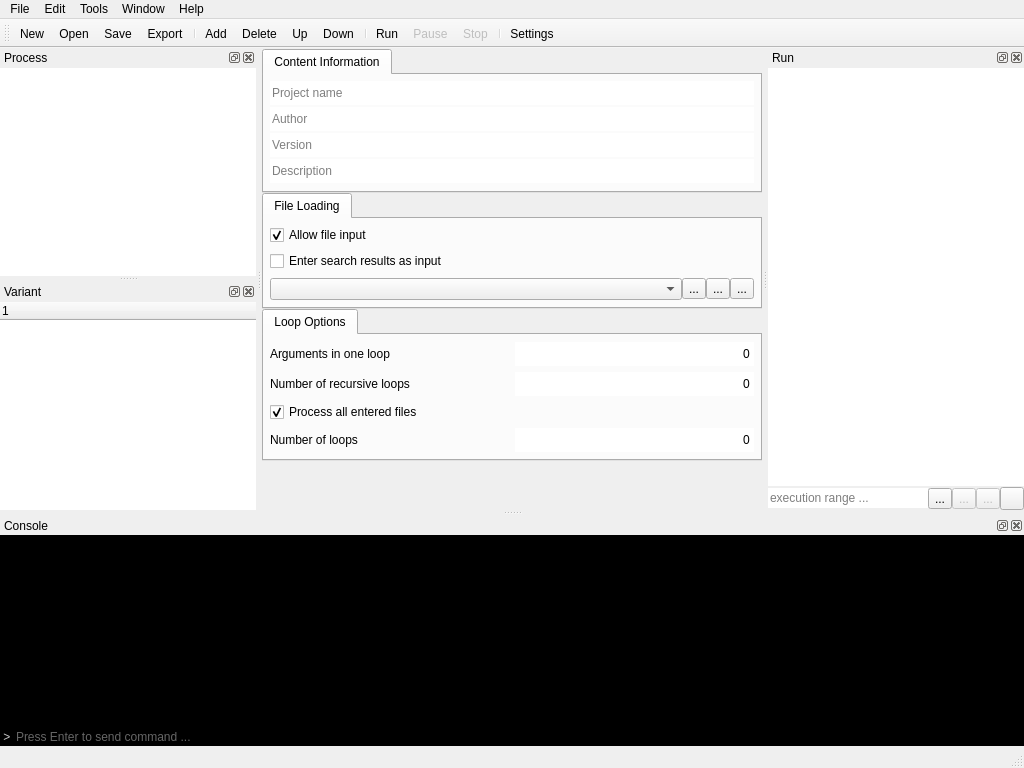
This is src/ProfileEditor/profileeditor.ui in karakirimu/AutoBatchTools as Qt 5 draws it before an edit. The edited form follows.
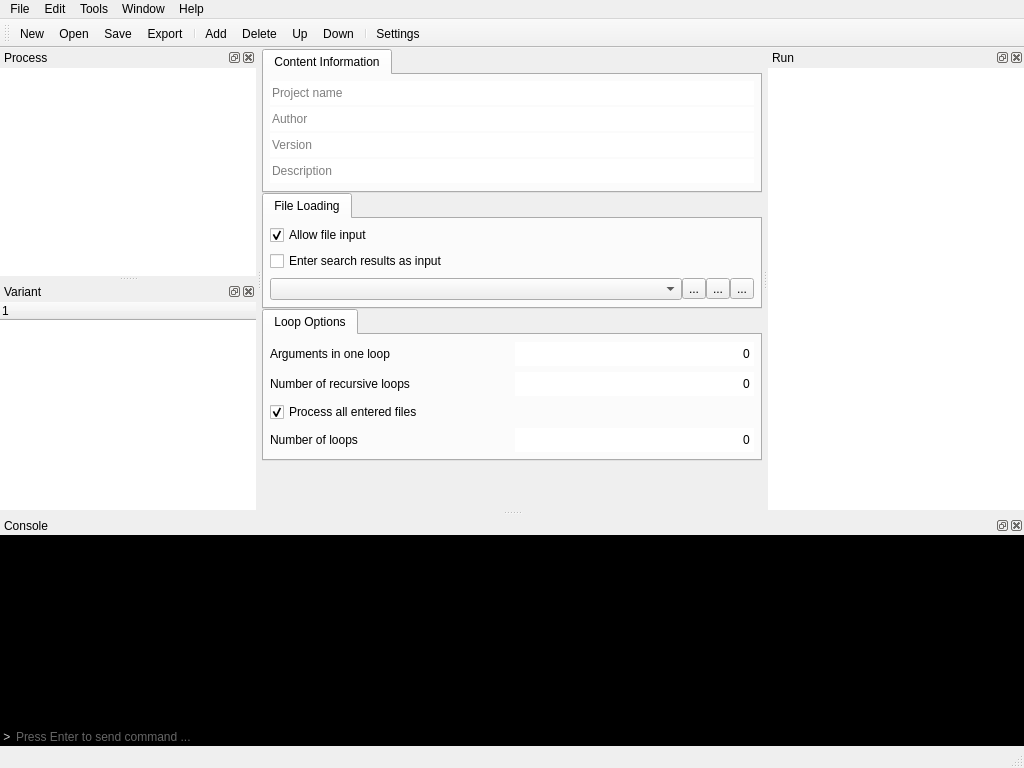
This is the edited form. The open tabs and pages were chosen to show the change. Icons and pictures are not drawn. Custom widgets are drawn as their Qt base class.

Commit message: [update] Run state managing buttons were moved to the top toolbar.

```diff
--- a/src/ProfileEditor/profileeditor.ui
+++ b/src/ProfileEditor/profileeditor.ui
@@ -1547,10 +1547,6 @@
    <addaction name="actionUpItem"/>
    <addaction name="actionDownItem"/>
    <addaction name="separator"/>
-   <addaction name="actionRun"/>
-   <addaction name="actionPause"/>
-   <addaction name="actionStop"/>
-   <addaction name="separator"/>
    <addaction name="actionSettings"/>
   </widget>
   <widget class="QStatusBar" name="statusBar"/>
@@ -1749,127 +1745,6 @@
           </property>
          </widget>
         </item>
-        <item>
-         <widget class="QFrame" name="ScopeFrame">
-          <property name="sizePolicy">
-           <sizepolicy hsizetype="Preferred" vsizetype="Fixed">
-            <horstretch>0</horstretch>
-            <verstretch>0</verstretch>
-           </sizepolicy>
-          </property>
-          <property name="minimumSize">
-           <size>
-            <width>0</width>
-            <height>0</height>
-           </size>
-          </property>
-          <property name="frameShape">
-           <enum>QFrame::NoFrame</enum>
-          </property>
-          <property name="frameShadow">
-           <enum>QFrame::Raised</enum>
-          </property>
-          <property name="lineWidth">
-           <number>0</number>
-          </property>
-          <layout class="QHBoxLayout" name="horizontalLayout_5">
-           <property name="spacing">
-            <number>0</number>
-           </property>
-           <property name="leftMargin">
-            <number>0</number>
-           </property>
-           <property name="topMargin">
-            <number>1</number>
-           </property>
-           <property name="rightMargin">
-            <number>0</number>
-           </property>
-           <property name="bottomMargin">
-            <number>0</number>
-           </property>
-           <item>
-            <widget class="QLineEdit" name="rangeLineEdit">
-             <property name="sizePolicy">
-              <sizepolicy hsizetype="Expanding" vsizetype="Fixed">
-               <horstretch>0</horstretch>
-               <verstretch>0</verstretch>
-              </sizepolicy>
-             </property>
-             <property name="minimumSize">
-              <size>
-               <width>0</width>
-               <height>19</height>
-              </size>
-             </property>
-             <property name="toolTip">
-              <string>You can specify the execution range.
-Example: 0-7 0, 1, 2, 3</string>
-             </property>
-             <property name="maxLength">
-              <number>40</number>
-             </property>
-             <property name="frame">
-              <bool>false</bool>
-             </property>
-             <property name="placeholderText">
-              <string>execution range ...</string>
-             </property>
-            </widget>
-           </item>
-           <item>
-            <widget class="QToolButton" name="runToolButton">
-             <property name="text">
-              <string>...</string>
-             </property>
-             <property name="icon">
-              <iconset resource="../../res/resources.qrc">
-               <normaloff>:/default_icons/run.png</normaloff>:/default_icons/run.png</iconset>
-             </property>
-            </widget>
-           </item>
-           <item>
-            <widget class="QToolButton" name="pauseToolButton">
-             <property name="enabled">
-              <bool>false</bool>
-             </property>
-             <property name="text">
-              <string>...</string>
-             </property>
-             <property name="icon">
-              <iconset resource="../../res/resources.qrc">
-               <normaloff>:/default_icons/pause.png</normaloff>:/default_icons/pause.png</iconset>
-             </property>
-            </widget>
-           </item>
-           <item>
-            <widget class="QToolButton" name="stopToolButton">
-             <property name="enabled">
-              <bool>false</bool>
-             </property>
-             <property name="text">
-              <string>...</string>
-             </property>
-             <property name="icon">
-              <iconset resource="../../res/resources.qrc">
-               <normaloff>:/default_icons/stop.png</normaloff>:/default_icons/stop.png</iconset>
-             </property>
-            </widget>
-           </item>
-           <item>
-            <widget class="QToolButton" name="testSettingToolButton">
-             <property name="text">
-              <string/>
-             </property>
-             <property name="icon">
-              <iconset resource="../../res/resources.qrc">
-               <normaloff>:/default_icons/string.png</normaloff>:/default_icons/string.png</iconset>
-             </property>
-            </widget>
-           </item>
-          </layout>
-         </widget>
-        </item>
        </layout>
       </widget>
      </item>
```
Left out of the diff: 32 changed lines with no effect on the pictures. The commit also changes 2 other files.
